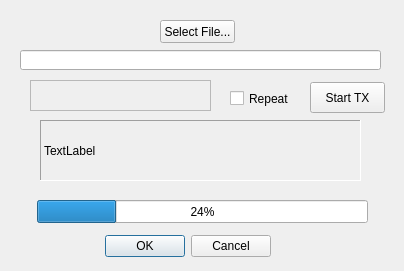
Old version of the form winforms/filetxdlg.ui in the repository rafael2k/CuteSDR.
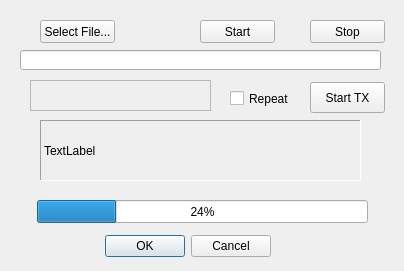
New version of the form. Custom widgets are drawn as their Qt base class.

Commit message: intermediate checkin, added more transmit test code

Patch:
```diff
--- a/winforms/filetxdlg.ui
+++ b/winforms/filetxdlg.ui
@@ -32,7 +32,7 @@
   <widget class="QPushButton" name="pushButtonFileSelect">
    <property name="geometry">
     <rect>
-     <x>160</x>
+     <x>40</x>
      <y>20</y>
      <width>75</width>
      <height>23</height>
@@ -156,6 +156,32 @@
     <bool>true</bool>
    </property>
   </widget>
+  <widget class="QPushButton" name="pushButtonStartTest">
+   <property name="geometry">
+    <rect>
+     <x>200</x>
+     <y>20</y>
+     <width>75</width>
+     <height>23</height>
+    </rect>
+   </property>
+   <property name="text">
+    <string>Start</string>
+   </property>
+  </widget>
+  <widget class="QPushButton" name="pushButtonStopTest">
+   <property name="geometry">
+    <rect>
+     <x>310</x>
+     <y>20</y>
+     <width>75</width>
+     <height>23</height>
+    </rect>
+   </property>
+   <property name="text">
+    <string>Stop</string>
+   </property>
+  </widget>
  </widget>
  <customwidgets>
   <customwidget>
```
The commit also changes 16 other files.
